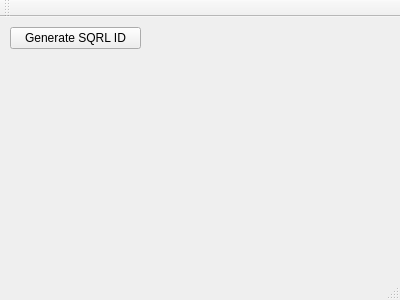
The window that sqrl-qt/mainwindow.ui (501st-alpha1/sqrl-qt) describes before a commit, drawn with Qt 5.
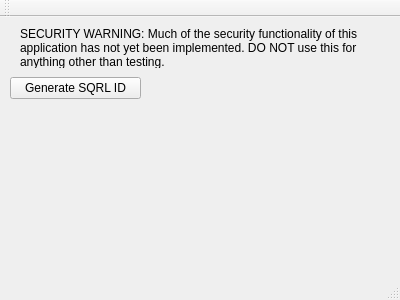
The same window after the commit.

Commit message: Added security warning

Patch:
```diff
--- a/sqrl-qt/mainwindow.ui
+++ b/sqrl-qt/mainwindow.ui
@@ -18,7 +18,7 @@
     <property name="geometry">
      <rect>
       <x>10</x>
-      <y>10</y>
+      <y>60</y>
       <width>131</width>
       <height>22</height>
      </rect>
@@ -27,6 +27,22 @@
      <string>Generate SQRL ID</string>
     </property>
    </widget>
+   <widget class="QLabel" name="label">
+    <property name="geometry">
+     <rect>
+      <x>20</x>
+      <y>10</y>
+      <width>361</width>
+      <height>41</height>
+     </rect>
+    </property>
+    <property name="text">
+     <string>SECURITY WARNING: Much of the security functionality of this application has not yet been implemented. DO NOT use this for anything other than testing.</string>
+    </property>
+    <property name="wordWrap">
+     <bool>true</bool>
+    </property>
+   </widget>
   </widget>
   <widget class="QMenuBar" name="menuBar">
    <property name="geometry">
```
The commit also changes 1 other file.
